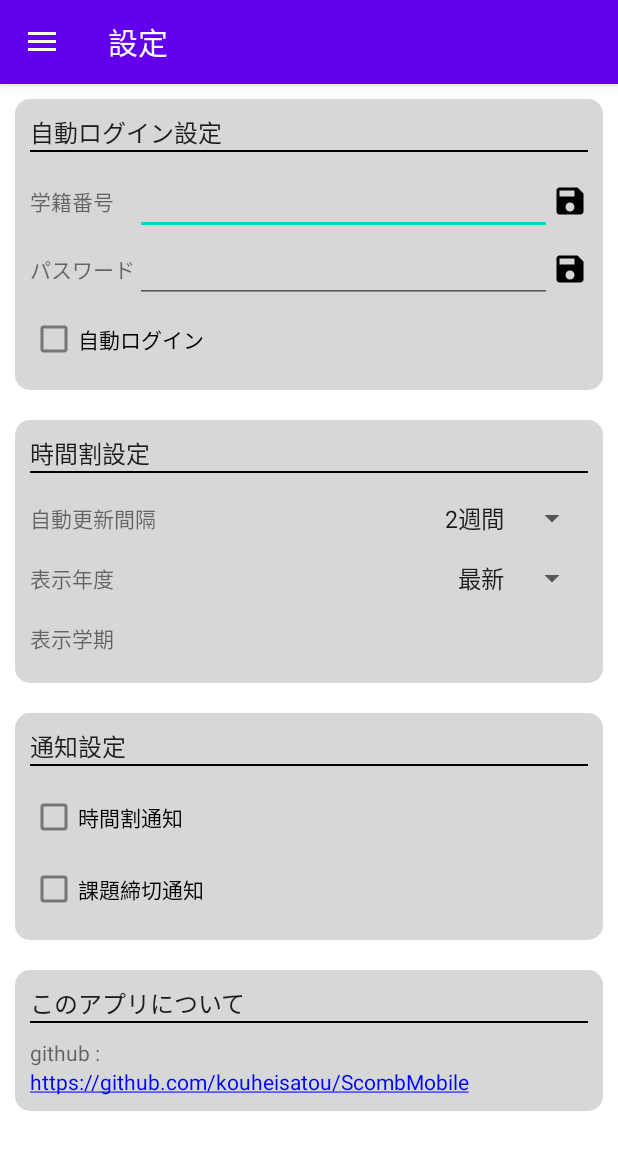
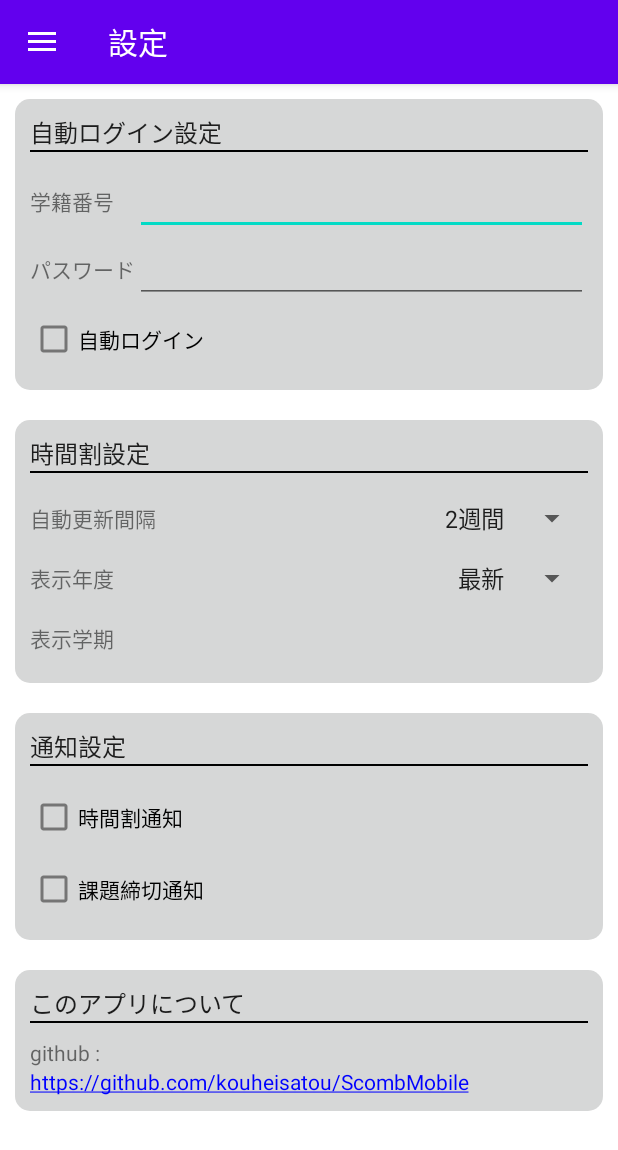
Before and after one commit to kouheisatou/ScombMobile, an Android app: the screen it shows after launch (MainActivity), in the side drawer, after a tap on "設定", on a phone screen of 412 x 824 dp. Shown: the top 1150 px of the screen. Run offline under Robolectric (Android 15) with nearby library versions, the light colour scheme and no system bars; our stand-ins replace Room's generated code, navigation-ui; libraries missing offline, so code that uses them is left out: eltos.simpledialogfragment, eltos.simpledialogfragment.color.

Commit message:
ADD : save user and pass when edittext changed

```diff
--- a/app/src/main/java/net/iobb/koheinoapp/scombmobile/ui/settings/SettingFragment.kt
+++ b/app/src/main/java/net/iobb/koheinoapp/scombmobile/ui/settings/SettingFragment.kt
@@ -6,6 +6,7 @@ import android.view.LayoutInflater
 import android.view.View
 import android.view.ViewGroup
 import android.widget.Toast
+import androidx.core.widget.addTextChangedListener
 import androidx.fragment.app.Fragment
 import androidx.lifecycle.ViewModelProvider
 import androidx.room.Room
@@ -67,15 +68,13 @@ class SettingFragment : Fragment() {
         }
 
         // saved user and pass
-        root.userNameSaveBtn.setOnClickListener {
+        root.userEditText.addTextChangedListener {
             db.userDao().removeAllUser()
             db.userDao().insertUser(User(root.userEditText.text.toString(), root.passEditText.text.toString()))
-            Toast.makeText(requireContext(), "学籍番号を保存しました", Toast.LENGTH_SHORT).show()
         }
-        root.passwordSaveBtn.setOnClickListener {
+        root.passEditText.addTextChangedListener {
             db.userDao().removeAllUser()
             db.userDao().insertUser(User(root.userEditText.text.toString(), root.passEditText.text.toString()))
-            Toast.makeText(requireContext(), "パスワードを保存しました", Toast.LENGTH_SHORT).show()
         }
 
         return root
--- a/app/src/main/res/layout/fragment_class_detail_dialog.xml
+++ b/app/src/main/res/layout/fragment_class_detail_dialog.xml
@@ -20,12 +20,13 @@
         app:layout_constraintEnd_toEndOf="parent" />
 
 
-    <androidx.constraintlayout.utils.widget.ImageFilterButton
+    <ImageView
         android:id="@+id/webLink"
         android:layout_width="18dp"
         android:layout_height="18dp"
         android:layout_marginHorizontal="10dp"
-        android:background="@drawable/ic_baseline_open_in_browser_24"
+        android:src="@drawable/ic_baseline_open_in_browser_24"
+        android:background="?android:attr/selectableItemBackgroundBorderless"
         android:backgroundTint="?android:attr/textColorSecondary"
         android:clickable="true"
         android:textColor="#0000FF"
--- a/app/src/main/res/layout/fragment_setting.xml
+++ b/app/src/main/res/layout/fragment_setting.xml
@@ -40,13 +40,6 @@
                 android:layout_height="wrap_content"
                 android:ems="10"
                 android:inputType="textPersonName" />
-            <ImageView
-                android:id="@+id/userNameSaveBtn"
-                android:layout_width="wrap_content"
-                android:layout_height="wrap_content"
-                android:src="@drawable/ic_baseline_save_24"
-                android:background="?android:attr/selectableItemBackgroundBorderless"
-                android:clickable="true"/>
         </LinearLayout>
 
         <LinearLayout
@@ -66,14 +59,6 @@
                 android:layout_height="wrap_content"
                 android:ems="10"
                 android:inputType="textPassword" />
-
-            <ImageView
-                android:id="@+id/passwordSaveBtn"
-                android:layout_width="wrap_content"
-                android:layout_height="wrap_content"
-                android:src="@drawable/ic_baseline_save_24"
-                android:background="?android:attr/selectableItemBackgroundBorderless"
-                android:clickable="true"/>
         </LinearLayout>
 
         <CheckBox
```
